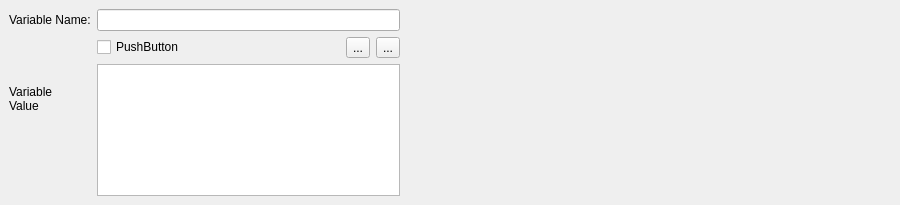
Chris7/Mudlet1, file src/ui/vars_main_area.ui: the form before one commit.
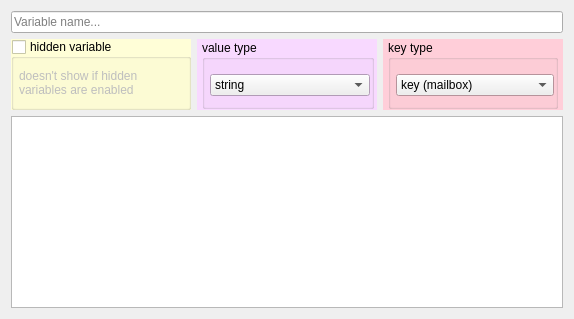
The form after the commit.

Commit message: Incorporated vadis new variable UI layout

```diff
--- a/src/ui/vars_main_area.ui
+++ b/src/ui/vars_main_area.ui
@@ -6,12 +6,12 @@
    <rect>
     <x>0</x>
     <y>0</y>
-    <width>900</width>
-    <height>205</height>
+    <width>574</width>
+    <height>319</height>
    </rect>
   </property>
   <property name="sizePolicy">
-   <sizepolicy hsizetype="Expanding" vsizetype="Fixed">
+   <sizepolicy hsizetype="Preferred" vsizetype="Preferred">
     <horstretch>0</horstretch>
     <verstretch>0</verstretch>
    </sizepolicy>
@@ -25,116 +25,512 @@
   <property name="maximumSize">
    <size>
     <width>16777215</width>
-    <height>205</height>
+    <height>16777215</height>
    </size>
   </property>
   <property name="windowTitle">
    <string>Form</string>
   </property>
-  <layout class="QVBoxLayout" name="verticalLayout_2">
-   <property name="spacing">
-    <number>3</number>
-   </property>
-   <property name="margin">
-    <number>0</number>
-   </property>
-   <item>
-    <widget class="QWidget" name="widget_2" native="true">
+  <layout class="QGridLayout" name="gridLayout">
+   <item row="0" column="0" colspan="3">
+    <widget class="QLineEdit" name="lineEdit_var_name">
+     <property name="toolTip">
+      <string>&lt;!DOCTYPE HTML PUBLIC &quot;-//W3C//DTD HTML 4.0//EN&quot; &quot;http://www.w3.org/TR/REC-html40/strict.dtd&quot;&gt;
+&lt;html&gt;&lt;head&gt;&lt;meta name=&quot;qrichtext&quot; content=&quot;1&quot; /&gt;&lt;style type=&quot;text/css&quot;&gt;
+p, li { white-space: pre-wrap; }
+&lt;/style&gt;&lt;/head&gt;&lt;body style=&quot; font-family:'Ubuntu'; font-size:10pt; font-weight:400; font-style:normal;&quot;&gt;
+&lt;p style=&quot; margin-top:0px; margin-bottom:0px; margin-left:0px; margin-right:0px; -qt-block-indent:0; text-indent:0px;&quot;&gt;Set the &lt;span style=&quot; font-style:italic;&quot;&gt;global variable&lt;/span&gt; or the &lt;span style=&quot; font-style:italic;&quot;&gt;table entry&lt;/span&gt; name here. The name has to start with a letter, but can contain a mix of letters and numbers.&lt;/p&gt;&lt;/body&gt;&lt;/html&gt;</string>
+     </property>
+     <property name="placeholderText">
+      <string>Variable name...</string>
+     </property>
+    </widget>
+   </item>
+   <item row="1" column="0">
+    <widget class="QGroupBox" name="hideVariable">
      <property name="sizePolicy">
       <sizepolicy hsizetype="Expanding" vsizetype="Expanding">
        <horstretch>0</horstretch>
        <verstretch>0</verstretch>
       </sizepolicy>
      </property>
-     <layout class="QHBoxLayout" name="horizontalLayout_3">
+     <property name="minimumSize">
+      <size>
+       <width>0</width>
+       <height>0</height>
+      </size>
+     </property>
+     <property name="maximumSize">
+      <size>
+       <width>16777215</width>
+       <height>16777215</height>
+      </size>
+     </property>
+     <property name="palette">
+      <palette>
+       <active>
+        <colorrole role="Base">
+         <brush brushstyle="SolidPattern">
+          <color alpha="255">
+           <red>255</red>
+           <green>255</green>
+           <blue>255</blue>
+          </color>
+         </brush>
+        </colorrole>
+        <colorrole role="Window">
+         <brush brushstyle="SolidPattern">
+          <color alpha="255">
+           <red>255</red>
+           <green>254</green>
+           <blue>215</blue>
+          </color>
+         </brush>
+        </colorrole>
+       </active>
+       <inactive>
+        <colorrole role="Base">
+         <brush brushstyle="SolidPattern">
+          <color alpha="255">
+           <red>255</red>
+           <green>255</green>
+           <blue>255</blue>
+          </color>
+         </brush>
+        </colorrole>
+        <colorrole role="Window">
+         <brush brushstyle="SolidPattern">
+          <color alpha="255">
+           <red>255</red>
+           <green>254</green>
+           <blue>215</blue>
+          </color>
+         </brush>
+        </colorrole>
+       </inactive>
+       <disabled>
+        <colorrole role="Base">
+         <brush brushstyle="SolidPattern">
+          <color alpha="255">
+           <red>255</red>
+           <green>254</green>
+           <blue>215</blue>
+          </color>
+         </brush>
+        </colorrole>
+        <colorrole role="Window">
+         <brush brushstyle="SolidPattern">
+          <color alpha="255">
+           <red>255</red>
+           <green>254</green>
+           <blue>215</blue>
+          </color>
+         </brush>
+        </colorrole>
+       </disabled>
+      </palette>
+     </property>
+     <property name="toolTip">
+      <string>Hides this variable from the variables view, if hidden variables are enabled. 
+
+You might want to hide variables that aren't related to you, so you can focus only
+on your own system and not be distrated by some of the Mudlet defaults -
+or, alternatively, use this not to mess them by up accident</string>
+     </property>
+     <property name="autoFillBackground">
+      <bool>true</bool>
+     </property>
+     <property name="title">
+      <string>hidden variable</string>
+     </property>
+     <property name="checkable">
+      <bool>true</bool>
+     </property>
+     <property name="checked">
+      <bool>false</bool>
+     </property>
+     <layout class="QVBoxLayout" name="verticalLayout">
       <property name="spacing">
+       <number>0</number>
+      </property>
+      <property name="leftMargin">
+       <number>5</number>
+      </property>
+      <property name="topMargin">
        <number>9</number>
       </property>
-      <property name="margin">
-       <number>0</number>
+      <property name="rightMargin">
+       <number>3</number>
       </property>
+      <property name="bottomMargin">
+       <number>9</number>
+      </property>
       <item>
-       <widget class="QWidget" name="gridWidget" native="true">
-        <layout class="QGridLayout" name="gridLayout" rowstretch="0,0,0,0,0,0,0,0,0" columnstretch="0,0,0,0,0,0" columnminimumwidth="0,0,0,0,0,0">
+       <widget class="QLabel" name="label_3">
+        <property name="sizePolicy">
+         <sizepolicy hsizetype="Expanding" vsizetype="Expanding">
+          <horstretch>0</horstretch>
+          <verstretch>0</verstretch>
+         </sizepolicy>
+        </property>
+        <property name="minimumSize">
+         <size>
+          <width>0</width>
+          <height>25</height>
+         </size>
+        </property>
+        <property name="text">
+         <string>doesn't show if hidden variables are enabled</string>
+        </property>
+        <property name="scaledContents">
+         <bool>true</bool>
+        </property>
+        <property name="wordWrap">
+         <bool>true</bool>
+        </property>
+        <property name="indent">
+         <number>0</number>
+        </property>
+       </widget>
+      </item>
+     </layout>
+    </widget>
+   </item>
+   <item row="1" column="1">
+    <widget class="QWidget" name="widget_12" native="true">
+     <property name="sizePolicy">
+      <sizepolicy hsizetype="Preferred" vsizetype="Preferred">
+       <horstretch>0</horstretch>
+       <verstretch>0</verstretch>
+      </sizepolicy>
+     </property>
+     <property name="minimumSize">
+      <size>
+       <width>150</width>
+       <height>0</height>
+      </size>
+     </property>
+     <property name="baseSize">
+      <size>
+       <width>0</width>
+       <height>0</height>
+      </size>
+     </property>
+     <property name="palette">
+      <palette>
+       <active>
+        <colorrole role="Base">
+         <brush brushstyle="SolidPattern">
+          <color alpha="255">
+           <red>255</red>
+           <green>255</green>
+           <blue>255</blue>
+          </color>
+         </brush>
+        </colorrole>
+        <colorrole role="Window">
+         <brush brushstyle="SolidPattern">
+          <color alpha="255">
+           <red>248</red>
+           <green>217</green>
+           <blue>255</blue>
+          </color>
+         </brush>
+        </colorrole>
+       </active>
+       <inactive>
+        <colorrole role="Base">
+         <brush brushstyle="SolidPattern">
+          <color alpha="255">
+           <red>255</red>
+           <green>255</green>
+           <blue>255</blue>
+          </color>
+         </brush>
+        </colorrole>
+        <colorrole role="Window">
+         <brush brushstyle="SolidPattern">
+          <color alpha="255">
+           <red>248</red>
+           <green>217</green>
+           <blue>255</blue>
+          </color>
+         </brush>
+        </colorrole>
+       </inactive>
+       <disabled>
+        <colorrole role="Base">
+         <brush brushstyle="SolidPattern">
+          <color alpha="255">
+           <red>248</red>
+           <green>217</green>
+           <blue>255</blue>
+          </color>
+         </brush>
+        </colorrole>
+        <colorrole role="Window">
+         <brush brushstyle="SolidPattern">
+          <color alpha="255">
+           <red>248</red>
+           <green>217</green>
+           <blue>255</blue>
+          </color>
+         </brush>
+        </colorrole>
+       </disabled>
+      </palette>
+     </property>
+     <property name="autoFillBackground">
+      <bool>true</bool>
+     </property>
+     <layout class="QGridLayout" name="gridLayout_9">
+      <property name="leftMargin">
+       <number>5</number>
+      </property>
+      <property name="topMargin">
+       <number>1</number>
+      </property>
+      <property name="rightMargin">
+       <number>3</number>
+      </property>
+      <property name="bottomMargin">
+       <number>1</number>
+      </property>
+      <item row="0" column="1">
+       <widget class="QGroupBox" name="var_type_box">
+        <property name="enabled">
+         <bool>true</bool>
+        </property>
+        <property name="sizePolicy">
+         <sizepolicy hsizetype="Expanding" vsizetype="Minimum">
+          <horstretch>0</horstretch>
+          <verstretch>0</verstretch>
+         </sizepolicy>
+        </property>
+        <property name="minimumSize">
+         <size>
+          <width>0</width>
+          <height>0</height>
+         </size>
+        </property>
+        <property name="toolTip">
+         <string>&lt;!DOCTYPE HTML PUBLIC &quot;-//W3C//DTD HTML 4.0//EN&quot; &quot;http://www.w3.org/TR/REC-html40/strict.dtd&quot;&gt;
+&lt;html&gt;&lt;head&gt;&lt;meta name=&quot;qrichtext&quot; content=&quot;1&quot; /&gt;&lt;style type=&quot;text/css&quot;&gt;
+p, li { white-space: pre-wrap; }
+&lt;/style&gt;&lt;/head&gt;&lt;body style=&quot; font-family:'Ubuntu'; font-size:10pt; font-weight:400; font-style:normal;&quot;&gt;
+&lt;p style=&quot; margin-top:0px; margin-bottom:0px; margin-left:0px; margin-right:0px; -qt-block-indent:0; text-indent:0px;&quot;&gt;Type of value the variable data (in the big box below) should be.&lt;/p&gt;
+&lt;p style=&quot;-qt-paragraph-type:empty; margin-top:0px; margin-bottom:0px; margin-left:0px; margin-right:0px; -qt-block-indent:0; text-indent:0px;&quot;&gt;&lt;/p&gt;
+&lt;p style=&quot; margin-top:0px; margin-bottom:0px; margin-left:0px; margin-right:0px; -qt-block-indent:0; text-indent:0px;&quot;&gt;&lt;span style=&quot; font-style:italic;&quot;&gt;string&lt;/span&gt; - it's text (can contain numbers)&lt;/p&gt;
+&lt;p style=&quot; margin-top:0px; margin-bottom:0px; margin-left:0px; margin-right:0px; -qt-block-indent:0; text-indent:0px;&quot;&gt;&lt;span style=&quot; font-style:italic;&quot;&gt;number&lt;/span&gt; - it's numbers only&lt;/p&gt;
+&lt;p style=&quot; margin-top:0px; margin-bottom:0px; margin-left:0px; margin-right:0px; -qt-block-indent:0; text-indent:0px;&quot;&gt;&lt;span style=&quot; font-style:italic;&quot;&gt;boolean&lt;/span&gt; - true/false value only&lt;/p&gt;
+&lt;p style=&quot; margin-top:0px; margin-bottom:0px; margin-left:0px; margin-right:0px; -qt-block-indent:0; text-indent:0px;&quot;&gt;&lt;span style=&quot; font-style:italic;&quot;&gt;table&lt;/span&gt; - this is a table (group), and can have other values in it&lt;/p&gt;&lt;/body&gt;&lt;/html&gt;</string>
+        </property>
+        <property name="title">
+         <string>value type</string>
+        </property>
+        <property name="checkable">
+         <bool>false</bool>
+        </property>
+        <property name="checked">
+         <bool>false</bool>
+        </property>
+        <layout class="QGridLayout" name="gridLayout_7">
+         <property name="leftMargin">
+          <number>5</number>
+         </property>
+         <property name="topMargin">
+          <number>5</number>
+         </property>
          <property name="rightMargin">
-          <number>500</number>
+          <number>1</number>
          </property>
-         <item row="2" column="2">
-          <layout class="QFormLayout" name="formLayout">
-           <item row="0" column="1">
-            <widget class="QLineEdit" name="lineEdit_var_name"/>
+         <property name="bottomMargin">
+          <number>1</number>
+         </property>
+         <item row="0" column="0">
+          <widget class="QComboBox" name="var_type">
+           <item>
+            <property name="text">
+             <string>string</string>
+            </property>
            </item>
-           <item row="0" column="0">
-            <widget class="QLabel" name="label_var_name">
-             <property name="text">
-              <string>Variable Name:</string>
-             </property>
-            </widget>
+           <item>
+            <property name="text">
+             <string>number</string>
+            </property>
            </item>
-           <item row="3" column="0">
-            <widget class="QLabel" name="label_var_name_4">
-             <property name="sizePolicy">
-              <sizepolicy hsizetype="Fixed" vsizetype="Fixed">
-               <horstretch>0</horstretch>
-               <verstretch>0</verstretch>
-              </sizepolicy>
-             </property>
-             <property name="minimumSize">
-              <size>
-               <width>0</width>
-               <height>70</height>
-              </size>
-             </property>
-             <property name="maximumSize">
-              <size>
-               <width>77</width>
-               <height>16777215</height>
-              </size>
-             </property>
-             <property name="text">
-              <string>Variable Value</string>
-             </property>
-             <property name="wordWrap">
-              <bool>true</bool>
-             </property>
-            </widget>
+           <item>
+            <property name="text">
+             <string>boolean</string>
+            </property>
            </item>
-           <item row="3" column="1">
-            <widget class="QTextEdit" name="lineEdit_var_value">
-             <property name="font">
-              <font>
-               <family>Bitstream Vera Sans Mono</family>
-               <pointsize>8</pointsize>
-              </font>
-             </property>
-            </widget>
+           <item>
+            <property name="text">
+             <string>table</string>
+            </property>
            </item>
-           <item row="2" column="1">
-            <layout class="QHBoxLayout" name="horizontalLayout">
-             <item>
-              <widget class="QCheckBox" name="hideVariable">
-               <property name="text">
-                <string>PushButton</string>
-               </property>
-              </widget>
-             </item>
-             <item>
-              <widget class="QToolButton" name="value_type">
-               <property name="text">
-                <string>...</string>
-               </property>
-              </widget>
-             </item>
-             <item>
-              <widget class="QToolButton" name="var_type">
-               <property name="text">
-                <string>...</string>
-               </property>
-              </widget>
-             </item>
-            </layout>
+          </widget>
+         </item>
+        </layout>
+       </widget>
+      </item>
+     </layout>
+    </widget>
+   </item>
+   <item row="1" column="2">
+    <widget class="QWidget" name="widget_11" native="true">
+     <property name="sizePolicy">
+      <sizepolicy hsizetype="Expanding" vsizetype="Preferred">
+       <horstretch>0</horstretch>
+       <verstretch>0</verstretch>
+      </sizepolicy>
+     </property>
+     <property name="palette">
+      <palette>
+       <active>
+        <colorrole role="Base">
+         <brush brushstyle="SolidPattern">
+          <color alpha="255">
+           <red>255</red>
+           <green>255</green>
+           <blue>255</blue>
+          </color>
+         </brush>
+        </colorrole>
+        <colorrole role="Window">
+         <brush brushstyle="SolidPattern">
+          <color alpha="255">
+           <red>255</red>
+           <green>206</green>
+           <blue>217</blue>
+          </color>
+         </brush>
+        </colorrole>
+       </active>
+       <inactive>
+        <colorrole role="Base">
+         <brush brushstyle="SolidPattern">
+          <color alpha="255">
+           <red>255</red>
+           <green>255</green>
+           <blue>255</blue>
+          </color>
+         </brush>
+        </colorrole>
+        <colorrole role="Window">
+         <brush brushstyle="SolidPattern">
+          <color alpha="255">
+           <red>255</red>
+           <green>206</green>
+           <blue>217</blue>
+          </color>
+         </brush>
+        </colorrole>
+       </inactive>
+       <disabled>
+        <colorrole role="Base">
+         <brush brushstyle="SolidPattern">
+          <color alpha="255">
+           <red>255</red>
+           <green>206</green>
+           <blue>217</blue>
+          </color>
+         </brush>
+        </colorrole>
+        <colorrole role="Window">
+         <brush brushstyle="SolidPattern">
+          <color alpha="255">
+           <red>255</red>
+           <green>206</green>
+           <blue>217</blue>
+          </color>
+         </brush>
+        </colorrole>
+       </disabled>
+      </palette>
+     </property>
+     <property name="autoFillBackground">
+      <bool>true</bool>
+     </property>
+     <layout class="QVBoxLayout" name="verticalLayout_9">
+      <property name="spacing">
+       <number>0</number>
+      </property>
+      <property name="leftMargin">
+       <number>5</number>
+      </property>
+      <property name="topMargin">
+       <number>1</number>
+      </property>
+      <property name="rightMargin">
+       <number>5</number>
+      </property>
+      <property name="bottomMargin">
+       <number>1</number>
+      </property>
+      <item>
+       <widget class="QGroupBox" name="key_type_box">
+        <property name="minimumSize">
+         <size>
+          <width>0</width>
+          <height>0</height>
+         </size>
+        </property>
+        <property name="toolTip">
+         <string>&lt;!DOCTYPE HTML PUBLIC &quot;-//W3C//DTD HTML 4.0//EN&quot; &quot;http://www.w3.org/TR/REC-html40/strict.dtd&quot;&gt;
+&lt;html&gt;&lt;head&gt;&lt;meta name=&quot;qrichtext&quot; content=&quot;1&quot; /&gt;&lt;style type=&quot;text/css&quot;&gt;
+p, li { white-space: pre-wrap; }
+&lt;/style&gt;&lt;/head&gt;&lt;body style=&quot; font-family:'Ubuntu'; font-size:10pt; font-weight:400; font-style:normal;&quot;&gt;
+&lt;p style=&quot; margin-top:0px; margin-bottom:0px; margin-left:0px; margin-right:0px; -qt-block-indent:0; text-indent:0px;&quot;&gt;If this variable is a key of a table, then you can select it to either be an &lt;span style=&quot; font-style:italic;&quot;&gt;indexed key&lt;/span&gt; or a &lt;span style=&quot; font-style:italic;&quot;&gt;key&lt;/span&gt; type.&lt;/p&gt;&lt;/body&gt;&lt;/html&gt;</string>
+        </property>
+        <property name="title">
+         <string>key type</string>
+        </property>
+        <property name="checkable">
+         <bool>false</bool>
+        </property>
+        <property name="checked">
+         <bool>false</bool>
+        </property>
+        <layout class="QGridLayout" name="gridLayout_8">
+         <property name="leftMargin">
+          <number>5</number>
+         </property>
+         <property name="topMargin">
+          <number>5</number>
+         </property>
+         <property name="rightMargin">
+          <number>1</number>
+         </property>
+         <property name="bottomMargin">
+          <number>1</number>
+         </property>
+         <item row="0" column="0">
+          <widget class="QComboBox" name="key_type">
+           <property name="toolTip">
+            <string>&lt;!DOCTYPE HTML PUBLIC &quot;-//W3C//DTD HTML 4.0//EN&quot; &quot;http://www.w3.org/TR/REC-html40/strict.dtd&quot;&gt;
+&lt;html&gt;&lt;head&gt;&lt;meta name=&quot;qrichtext&quot; content=&quot;1&quot; /&gt;&lt;style type=&quot;text/css&quot;&gt;
+p, li { white-space: pre-wrap; }
+&lt;/style&gt;&lt;/head&gt;&lt;body style=&quot; font-family:'Ubuntu'; font-size:10pt; font-weight:400; font-style:normal;&quot;&gt;
+&lt;p style=&quot; margin-top:0px; margin-bottom:0px; margin-left:0px; margin-right:0px; -qt-block-indent:0; text-indent:0px;&quot;&gt;Tables can store values either in a list, and/or a hashmap. &lt;/p&gt;
+&lt;p style=&quot;-qt-paragraph-type:empty; margin-top:0px; margin-bottom:0px; margin-left:0px; margin-right:0px; -qt-block-indent:0; text-indent:0px;&quot;&gt;&lt;/p&gt;
+&lt;p style=&quot; margin-top:0px; margin-bottom:0px; margin-left:0px; margin-right:0px; -qt-block-indent:0; text-indent:0px;&quot;&gt;In a &lt;span style=&quot; font-weight:600;&quot;&gt;list&lt;/span&gt;, &lt;span style=&quot; font-style:italic;&quot;&gt;indexed keys&lt;/span&gt; represent values - so you can have values at &lt;span style=&quot; font-style:italic;&quot;&gt;1, 2, 3...&lt;/span&gt;&lt;/p&gt;
+&lt;p style=&quot;-qt-paragraph-type:empty; margin-top:0px; margin-bottom:0px; margin-left:0px; margin-right:0px; -qt-block-indent:0; text-indent:0px;&quot;&gt;&lt;/p&gt;
+&lt;p style=&quot; margin-top:0px; margin-bottom:0px; margin-left:0px; margin-right:0px; -qt-block-indent:0; text-indent:0px;&quot;&gt;In a &lt;span style=&quot; font-weight:600;&quot;&gt;map&lt;/span&gt;&lt;span style=&quot; font-weight:600; font-style:italic;&quot;&gt;, &lt;/span&gt;&lt;span style=&quot; font-style:italic;&quot;&gt;keys&lt;/span&gt; represent values - so you can have values under any name you'd like.&lt;/p&gt;
+&lt;p style=&quot;-qt-paragraph-type:empty; margin-top:0px; margin-bottom:0px; margin-left:0px; margin-right:0px; -qt-block-indent:0; text-indent:0px;&quot;&gt;&lt;/p&gt;
+&lt;p style=&quot; margin-top:0px; margin-bottom:0px; margin-left:0px; margin-right:0px; -qt-block-indent:0; text-indent:0px;&quot;&gt;This selects whenever you'd like your key to be an indexed or a non-indexed type.&lt;/p&gt;&lt;/body&gt;&lt;/html&gt;</string>
+           </property>
+           <item>
+            <property name="text">
+             <string>key (mailbox)</string>
+            </property>
            </item>
-          </layout>
+           <item>
+            <property name="text">
+             <string>index key (list)</string>
+            </property>
+           </item>
+          </widget>
          </item>
         </layout>
        </widget>
@@ -142,6 +538,16 @@
      </layout>
     </widget>
    </item>
+   <item row="2" column="0" colspan="3">
+    <widget class="QTextEdit" name="lineEdit_var_value">
+     <property name="font">
+      <font>
+       <family>Bitstream Vera Sans Mono</family>
+       <pointsize>8</pointsize>
+      </font>
+     </property>
+    </widget>
+   </item>
   </layout>
  </widget>
  <resources/>
```
The commit also changes 4 other files.
